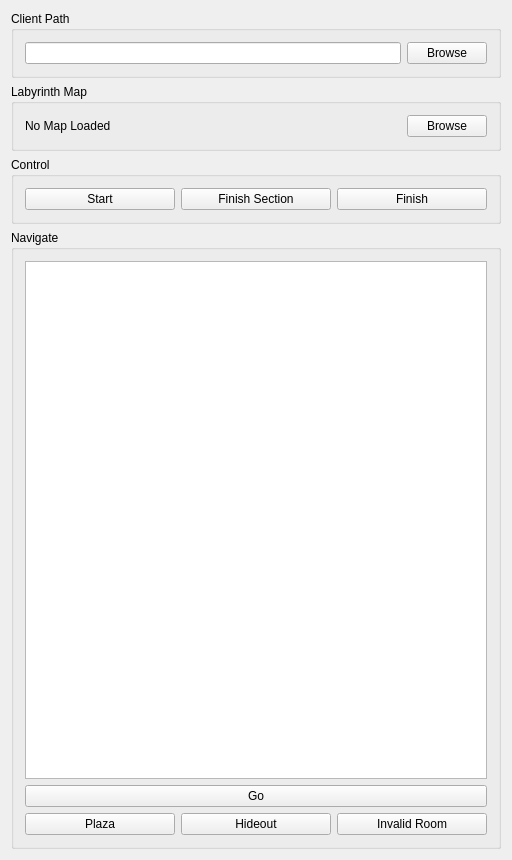
Qt form logsimulator/resources/widget.ui (yznpku/LabCompass) before a commit.
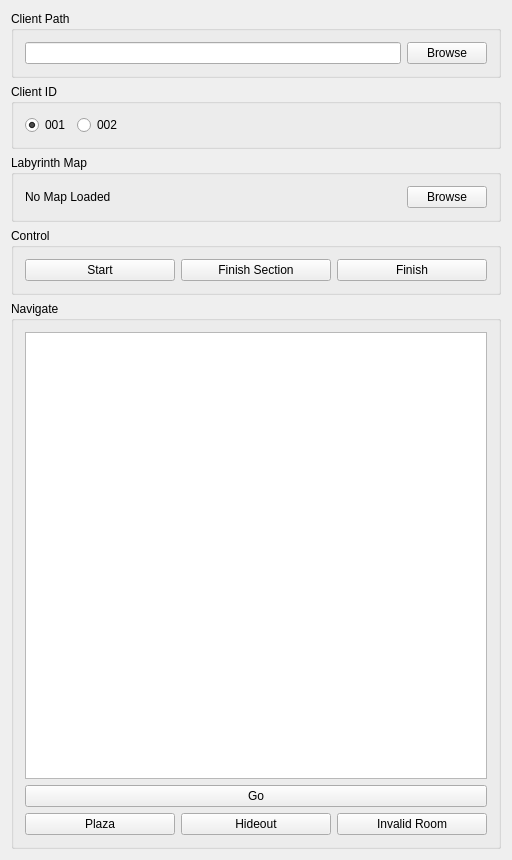
The same form after that commit.

Commit message: Add client ID selection for log simulator.

What changed in the file:
```diff
--- a/logsimulator/resources/widget.ui
+++ b/logsimulator/resources/widget.ui
@@ -33,6 +33,45 @@
      </layout>
     </widget>
    </item>
+   <item>
+    <widget class="QGroupBox" name="groupBox_5">
+     <property name="title">
+      <string>Client ID</string>
+     </property>
+     <layout class="QHBoxLayout" name="horizontalLayout_3">
+      <item>
+       <widget class="QRadioButton" name="clientId1Button">
+        <property name="text">
+         <string>001</string>
+        </property>
+        <property name="checked">
+         <bool>true</bool>
+        </property>
+       </widget>
+      </item>
+      <item>
+       <widget class="QRadioButton" name="clientId2Button">
+        <property name="text">
+         <string>002</string>
+        </property>
+       </widget>
+      </item>
+      <item>
+       <spacer name="horizontalSpacer">
+        <property name="orientation">
+         <enum>Qt::Horizontal</enum>
+        </property>
+        <property name="sizeHint" stdset="0">
+         <size>
+          <width>40</width>
+          <height>20</height>
+         </size>
+        </property>
+       </spacer>
+      </item>
+     </layout>
+    </widget>
+   </item>
    <item>
     <widget class="QGroupBox" name="groupBox_2">
      <property name="title">
```
The commit also changes 3 other files.
